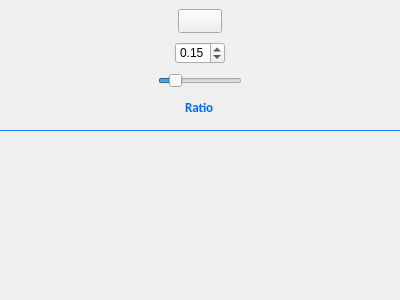
Qt form PhotosConsigne/ui/SectionStyle.ui (FlorianLance/PhotosConsigne) before a commit.
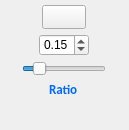
The same form after that commit. Icons and pictures are not drawn.

Diff of the .ui file:
```diff
--- a/PhotosConsigne/ui/SectionStyle.ui
+++ b/PhotosConsigne/ui/SectionStyle.ui
@@ -6,10 +6,16 @@
    <rect>
     <x>0</x>
     <y>0</y>
-    <width>400</width>
-    <height>300</height>
+    <width>129</width>
+    <height>130</height>
    </rect>
   </property>
+  <property name="sizePolicy">
+   <sizepolicy hsizetype="Preferred" vsizetype="Minimum">
+    <horstretch>0</horstretch>
+    <verstretch>0</verstretch>
+   </sizepolicy>
+  </property>
   <property name="windowTitle">
    <string>Form</string>
   </property>
@@ -31,6 +37,12 @@
    </property>
    <item alignment="Qt::AlignHCenter">
     <widget class="QFrame" name="frameRatioSection">
+     <property name="sizePolicy">
+      <sizepolicy hsizetype="Preferred" vsizetype="Minimum">
+       <horstretch>0</horstretch>
+       <verstretch>0</verstretch>
+      </sizepolicy>
+     </property>
      <property name="minimumSize">
       <size>
        <width>100</width>
@@ -126,28 +138,6 @@
         </property>
        </widget>
       </item>
-      <item row="1" column="0" alignment="Qt::AlignHCenter">
-       <widget class="QDoubleSpinBox" name="dsbRatioSection">
-        <property name="maximumSize">
-         <size>
-          <width>50</width>
-          <height>16777215</height>
-         </size>
-        </property>
-        <property name="toolTip">
-         <string>Ratio par défaut de l'espace entre la photo et la consigne</string>
-        </property>
-        <property name="maximum">
-         <double>1.000000000000000</double>
-        </property>
-        <property name="singleStep">
-         <double>0.010000000000000</double>
-        </property>
-        <property name="value">
-         <double>0.150000000000000</double>
-        </property>
-       </widget>
-      </item>
       <item row="3" column="0" colspan="2" alignment="Qt::AlignHCenter">
        <widget class="QLabel" name="laRatioSection">
         <property name="maximumSize">
@@ -208,49 +198,43 @@
         </property>
        </widget>
       </item>
-     </layout>
-    </widget>
-   </item>
-   <item>
-    <widget class="Line" name="line1">
+      <item row="1" column="0" alignment="Qt::AlignHCenter">
+       <widget class="QDoubleSpinBox" name="dsbRatioSection">
      <property name="maximumSize">
       <size>
-       <width>16777215</width>
-       <height>1</height>
-      </size>
-     </property>
-     <property name="styleSheet">
-      <string notr="true">
-QFrame{
-background-color: rgb(0,106,255);
-}
-
-
-QFrame:!enabled
-{
-	background-color: rgb(150,150,150);
-}
-
-
-	</string>
-     </property>
-     <property name="orientation">
-      <enum>Qt::Horizontal</enum>
+          <width>50</width>
+          <height>16777215</height>
+         </size>
+        </property>
+        <property name="toolTip">
+         <string>Ratio par défaut de l'espace entre la photo et la consigne</string>
+        </property>
+        <property name="maximum">
+         <double>1.000000000000000</double>
+        </property>
+        <property name="singleStep">
+         <double>0.010000000000000</double>
+        </property>
+        <property name="value">
+         <double>0.150000000000000</double>
      </property>
     </widget>
    </item>
-   <item>
-    <spacer name="verticalSpacer1">
+      <item row="4" column="0">
+       <spacer name="verticalSpacer">
      <property name="orientation">
       <enum>Qt::Vertical</enum>
      </property>
      <property name="sizeHint" stdset="0">
       <size>
        <width>20</width>
-       <height>136</height>
+          <height>40</height>
       </size>
      </property>
     </spacer>
+      </item>
+     </layout>
+    </widget>
    </item>
   </layout>
  </widget>
```
Lines whose indentation alone changed are shown as unchanged.
